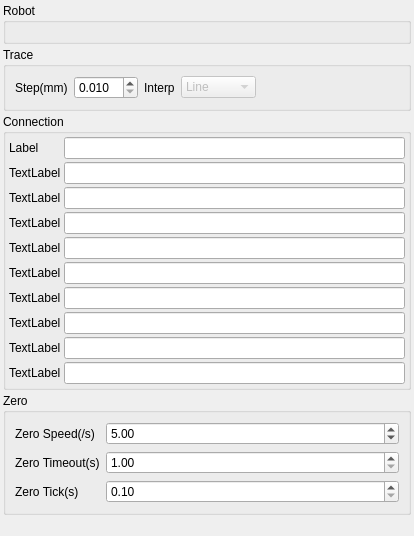
Before: the Qt Designer form source/wnd/ui/robocompref.ui in ww4u/megarobostudio, drawn with Qt 5.
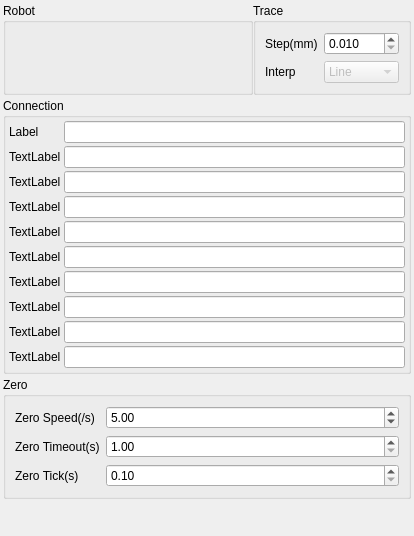
After: the same form once the commit is applied. Custom widgets are drawn as their Qt base class.

```diff
--- a/source/wnd/ui/robocompref.ui
+++ b/source/wnd/ui/robocompref.ui
@@ -30,7 +30,30 @@
     <number>3</number>
    </property>
    <item>
+    <layout class="QHBoxLayout" name="horizontalLayout">
+     <property name="spacing">
+      <number>0</number>
+     </property>
+     <property name="leftMargin">
+      <number>0</number>
+     </property>
+     <property name="topMargin">
+      <number>0</number>
+     </property>
+     <property name="rightMargin">
+      <number>0</number>
+     </property>
+     <property name="bottomMargin">
+      <number>0</number>
+     </property>
+     <item>
     <widget class="QGroupBox" name="groupBox_3">
+       <property name="sizePolicy">
+        <sizepolicy hsizetype="Preferred" vsizetype="Preferred">
+         <horstretch>1</horstretch>
+         <verstretch>0</verstretch>
+        </sizepolicy>
+       </property>
      <property name="title">
       <string>Robot</string>
      </property>
@@ -47,19 +70,6 @@
       <string>Trace</string>
      </property>
      <layout class="QGridLayout" name="gridLayout_4">
-      <item row="0" column="4">
-       <spacer name="horizontalSpacer_4">
-        <property name="orientation">
-         <enum>Qt::Horizontal</enum>
-        </property>
-        <property name="sizeHint" stdset="0">
-         <size>
-          <width>40</width>
-          <height>20</height>
-         </size>
-        </property>
-       </spacer>
-      </item>
       <item row="0" column="0">
        <widget class="QLabel" name="label_16">
         <property name="text">
@@ -67,6 +77,28 @@
         </property>
        </widget>
       </item>
+        <item row="1" column="1">
+         <widget class="QComboBox" name="cmbInterpMode">
+          <property name="enabled">
+           <bool>false</bool>
+          </property>
+          <item>
+           <property name="text">
+            <string>Line</string>
+           </property>
+          </item>
+          <item>
+           <property name="text">
+            <string>3rd Poly</string>
+           </property>
+          </item>
+          <item>
+           <property name="text">
+            <string>5th Poly</string>
+           </property>
+          </item>
+         </widget>
+        </item>
       <item row="0" column="1">
        <widget class="QDoubleSpinBox" name="spinInterpStep">
         <property name="decimals">
@@ -80,37 +112,17 @@
         </property>
        </widget>
       </item>
-      <item row="0" column="2">
+        <item row="1" column="0">
        <widget class="QLabel" name="label_17">
         <property name="text">
          <string>Interp</string>
         </property>
        </widget>
       </item>
-      <item row="0" column="3">
-       <widget class="QComboBox" name="cmbInterpMode">
-        <property name="enabled">
-         <bool>false</bool>
-        </property>
-        <item>
-         <property name="text">
-          <string>Line</string>
-         </property>
-        </item>
-        <item>
-         <property name="text">
-          <string>3rd Poly</string>
-         </property>
-        </item>
-        <item>
-         <property name="text">
-          <string>5th Poly</string>
-         </property>
-        </item>
+       </layout>
        </widget>
       </item>
      </layout>
-    </widget>
    </item>
    <item>
     <widget class="QGroupBox" name="groupBox_2">
```
Lines whose indentation alone changed are shown as unchanged.
